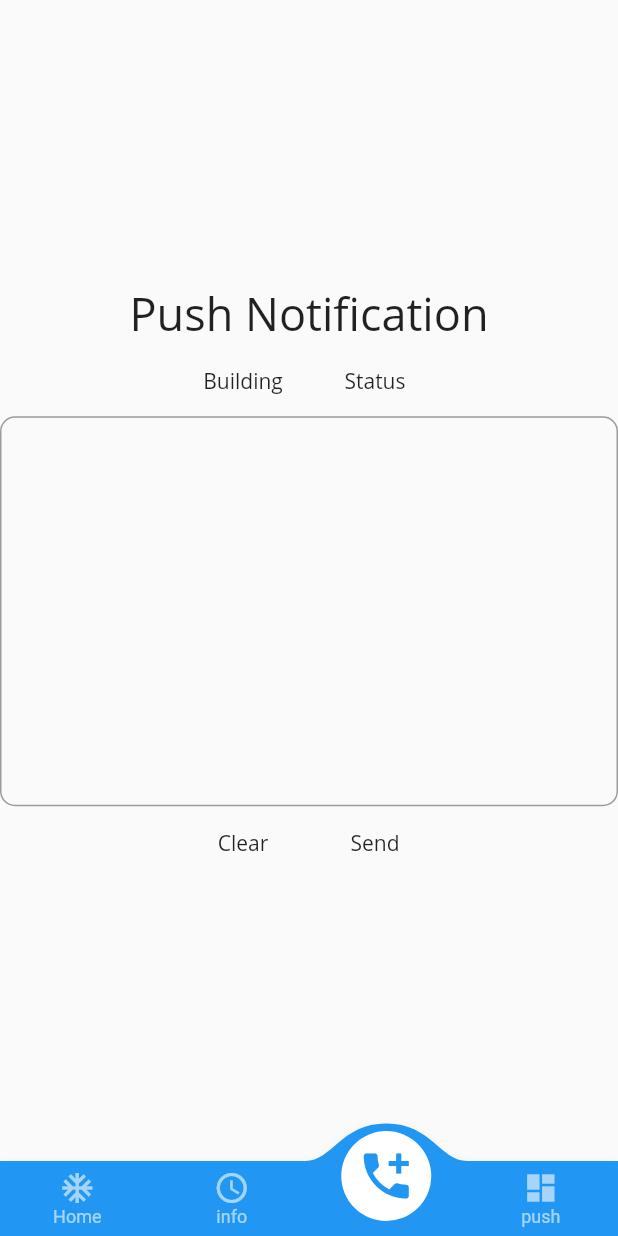
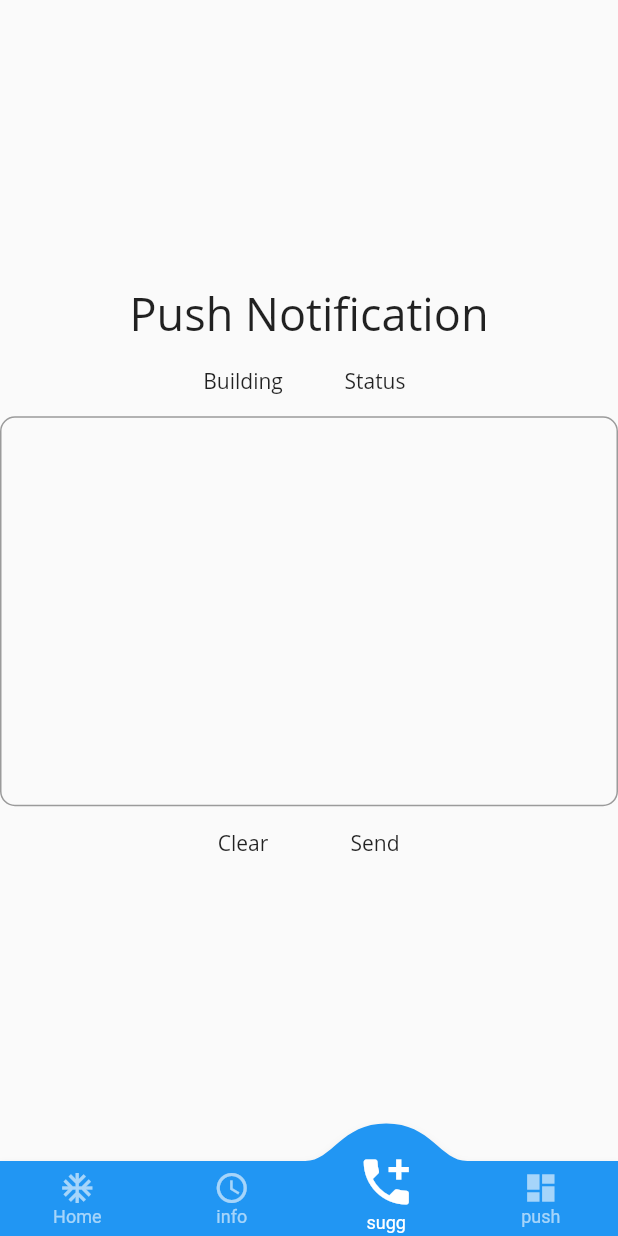
Before and after one commit to soo-oon/CheQ-in, a Flutter app: the BackEndHomeView screen opened directly, item 3 of the bottom bar chosen, after a tap on "Building", on a phone screen of 412 x 824 dp. Run offline on Flutter 3.47's test engine with Material 2 defaults, Android fonts, the phone set to English and light mode, and no system bars; drawn by our look-alikes of convex_bottom_bar; our stand-ins replace auto_size_text, cloud_firestore, firebase_auth, firebase_messaging, get_it, provider_architecture; missing offline and left inert: json_table, qrscan; accounts and stored records are empty; generated files the repository leaves out were written again; Roboto replaces fonts that are missing (Open Sans); statements that could not run were skipped.

Commit message:
no message

```diff
--- a/lib/backend/views/backend_home_view.dart
+++ b/lib/backend/views/backend_home_view.dart
@@ -11,6 +11,8 @@ class BackEndHomeView extends StatelessWidget {
       builder: (context, model, child) => SafeArea(
         child: Scaffold(
             bottomNavigationBar: ConvexAppBar(
+              height: 50,
+              style: TabStyle.react,
               items: [
                 TabItem(icon: Icons.ac_unit, title: 'Home'),
                 TabItem(icon: Icons.access_time, title: 'info'),
--- a/lib/backend/views/visitor_view.dart
+++ b/lib/backend/views/visitor_view.dart
@@ -1,3 +1,4 @@
+import 'package:auto_size_text/auto_size_text.dart';
 import 'package:checkin/backend/viewModels/visitor_view_model.dart';
 import 'package:flutter/material.dart';
 import 'package:provider_architecture/provider_architecture.dart';
@@ -10,11 +11,87 @@ class VisitorView extends StatelessWidget {
       viewModelBuilder: () => VisitorViewModel(),
       disposeViewModel: false,
       onModelReady: (model) => model.init(),
-      builder: (context, model, child) => Center(
+      builder: (context, model, child) => SingleChildScrollView(
+        child: Center(
           child: Column(
             crossAxisAlignment: CrossAxisAlignment.center,
             mainAxisAlignment: MainAxisAlignment.center,
             children: [
+              model.busy
+                  ? SizedBox()
+                  : Container(
+                      child: ExpansionTile(
+                        expandedAlignment: Alignment.centerLeft,
+                        expandedCrossAxisAlignment: CrossAxisAlignment.start,
+                        childrenPadding: EdgeInsets.all(20),
+                        title: Text("Filter"),
+                        children: [
+                          Text("Start"),
+                          Row(
+                            crossAxisAlignment: CrossAxisAlignment.center,
+                            mainAxisAlignment: MainAxisAlignment.center,
+                            children: [
+                              Text(model.startDate.toString().substring(0, 10)),
+                              FlatButton(
+                                child: Icon(Icons.calendar_today),
+                                onPressed: () {
+                                  model.setStartDateTime(context);
+                                },
+                              )
+                            ],
+                          ),
+                          Text("End"),
+                          Row(
+                            crossAxisAlignment: CrossAxisAlignment.center,
+                            mainAxisAlignment: MainAxisAlignment.center,
+                            children: [
+                              Text(model.endDate.toString().substring(0, 10)),
+                              FlatButton(
+                                child: Icon(Icons.calendar_today),
+                                onPressed: () {
+                                  model.setEndDateTime(context);
+                                },
+                              )
+                            ],
+                          ),
+                          Row(
+                            crossAxisAlignment: CrossAxisAlignment.center,
+                            mainAxisAlignment: MainAxisAlignment.center,
+                            children: [
+                              DropdownButton(
+                                value: model.building,
+                                items: <String>[
+                                  "봉경관",
+                                  "덕래관",
+                                  "공대1호관"
+                                ].map<DropdownMenuItem<String>>((String value) {
+                                  return DropdownMenuItem<String>(
+                                    value: value,
+                                    child: Text(
+                                      value,
+                                      textAlign: TextAlign.center,
+                                    ),
+                                  );
+                                }).toList(),
+                                onChanged: (value) {
+                                  model.setBuildingName(value);
+                                },
+                              ),
+                            ],
+                          ),
+                          Row(
+                            crossAxisAlignment: CrossAxisAlignment.center,
+                            mainAxisAlignment: MainAxisAlignment.center,
+                            children: [
+                              RaisedButton(
+                                child: Text("Query Now"),
+                                onPressed: () {},
+                              )
+                            ],
+                          )
+                        ],
+                      ),
+                    ),
               model.busy
                   ? CircularProgressIndicator()
                   : JsonTable(
@@ -22,13 +99,53 @@ class VisitorView extends StatelessWidget {
                       showColumnToggle: false,
                       allowRowHighlight: true,
                       rowHighlightColor: Colors.yellow[500].withOpacity(0.7),
-                    paginationRowCount: 20,
-                    onRowSelect: (index, map) {
-                      print(index);
-                      print(map);
+                      paginationRowCount: 11,
+                      tableHeaderBuilder: (String header) {
+                        if (header == "userName")
+                          header = "이름";
+                        else if (header == "buildingName")
+                          header = "건물";
+                        else
+                          header = "시간";
+                        return Container(
+                          padding: EdgeInsets.symmetric(
+                              horizontal: 15.0, vertical: 8.0),
+                          decoration: BoxDecoration(
+                              border: Border.all(
+                                width: 0.8,
+                              ),
+                              color: Colors.grey[300]),
+                          child: Text(
+                            header,
+                            textAlign: TextAlign.center,
+                            style: TextStyle(
+                                fontSize: 15.0, color: Colors.grey[900]),
+                          ),
+                        );
                       },
+                      tableCellBuilder: (value) {
+                        return Container(
+                          height: 30,
+                          padding: EdgeInsets.all(5),
+                          decoration: BoxDecoration(
+                              border: Border.all(
+                                  width: 0.8,
+                                  color: Colors.grey.withOpacity(0.5))),
+                          child: Text(
+                            value,
+                            softWrap: true,
+                            maxLines: 1,
+                            overflow: TextOverflow.visible,
+                            textAlign: TextAlign.center,
+                            style: TextStyle(
+                                fontSize: 15.0, color: Colors.grey[900]),
+                          ),
+                        );
+                      },
+                      onRowSelect: (index, map) {},
                     )
             ],
+          ),
         ),
       ),
     );
--- a/pubspec.yaml
+++ b/pubspec.yaml
@@ -34,6 +34,8 @@ dependencies:
   convex_bottom_bar: ^2.2.5
   json_table: ^1.4.0
   intl:
+  auto_size_text: ^2.1.0
+
 
   json_serializable: ^3.3.0
 
```
Also changed, not shown: lib/backend/viewModels/visitor_view_model.dart (+41 -2 lines), pubspec.lock, 1 other file. Lines whose indentation alone changed are shown as unchanged.
